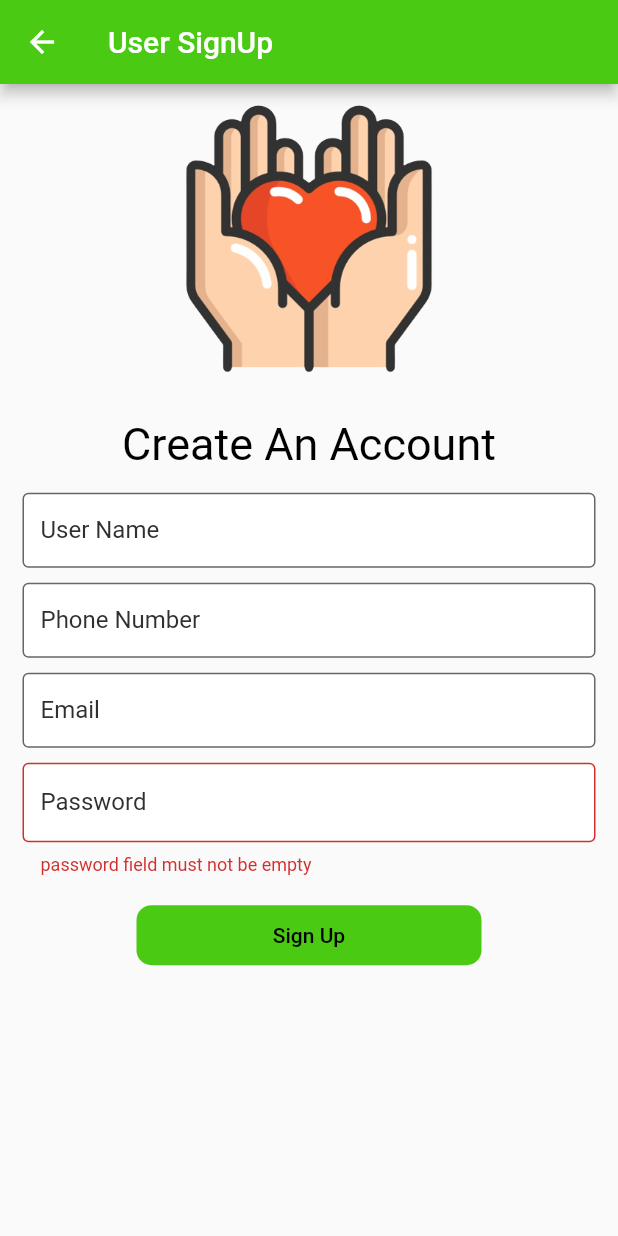
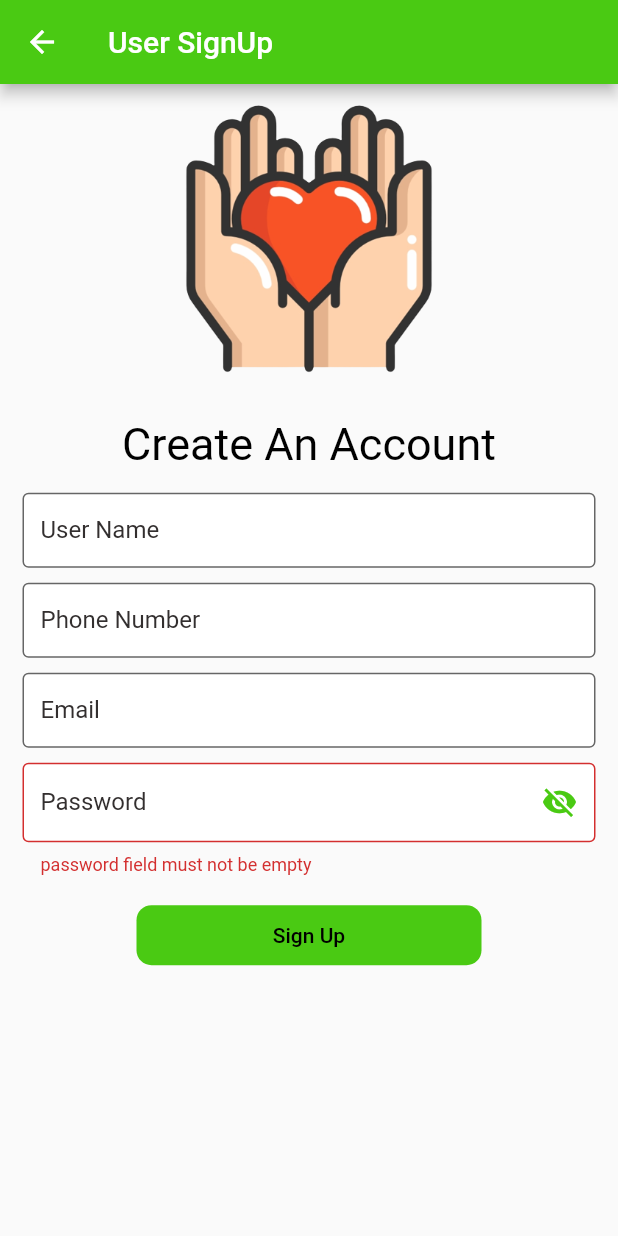
Before and after one commit to abu3athab/amal, a Flutter app: the SignUp screen opened directly, on a phone screen of 412 x 824 dp. Run offline on Flutter 3.47's test engine with Material 2 defaults, Android fonts, the phone set to English and light mode, and no system bars; missing offline and left inert: dart:ffi.

Commit message:
add show password to user signup

```diff
--- a/lib/sign up/signUpTextBoxes.dart
+++ b/lib/sign up/signUpTextBoxes.dart
@@ -43,6 +43,7 @@ class _SignUpTextBoxChild extends State<SignUpTextBox> {
     return null;
   }
 
+  bool isHidden = true;
   @override
   Widget build(BuildContext context) {
     double height = MediaQuery.of(context).size.height;
@@ -146,7 +147,22 @@ class _SignUpTextBoxChild extends State<SignUpTextBox> {
                             errorText: errorText,
                             border: OutlineInputBorder(),
                             focusedBorder: OutlineInputBorder(
-                                borderSide: BorderSide(color: logoColor))),
+                                borderSide: BorderSide(color: logoColor)),
+                            suffixIcon: IconButton(
+                              onPressed: () {
+                                setState(() {
+                                  if (isHidden) {
+                                    isHidden = false;
+                                  } else {
+                                    isHidden = true;
+                                  }
+                                });
+                              },
+                              icon: Icon(isHidden == true
+                                  ? Icons.visibility_off
+                                  : Icons.visibility),
+                              color: logoColor,
+                            )),
                       ),
                     ),
                     Container(
```
